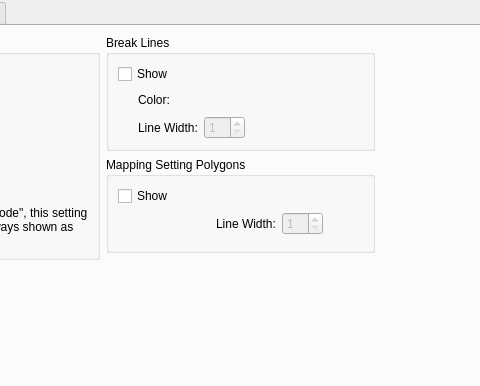
Above: libs/geodata/pointmap/public/geodatapointmap_displaysettingwidget.ui from i-RIC/prepost-gui before the change; both pictures show x 180 to 660 and y 0 to 386 of the 835 by 487 pixel window. Below: the same form after it.
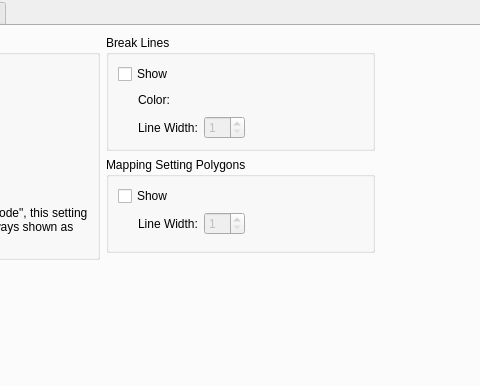
That is the form after the change. Custom widgets are drawn as their Qt base class.

Commit message: Pointmap property misc fix

The edit to the form file:
```diff
--- a/libs/geodata/pointmap/public/geodatapointmap_displaysettingwidget.ui
+++ b/libs/geodata/pointmap/public/geodatapointmap_displaysettingwidget.ui
@@ -343,6 +343,9 @@
                 <property name="orientation">
                  <enum>Qt::Horizontal</enum>
                 </property>
+                <property name="sizeType">
+                 <enum>QSizePolicy::Fixed</enum>
+                </property>
                 <property name="sizeHint" stdset="0">
                  <size>
                   <width>20</width>
```
